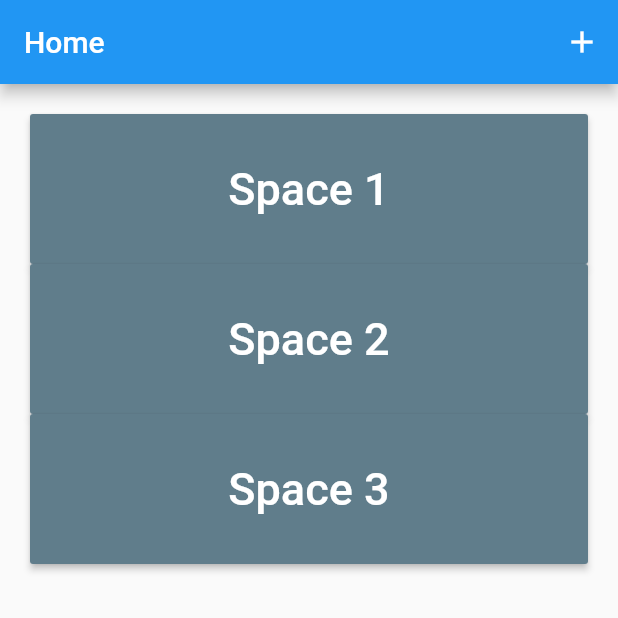
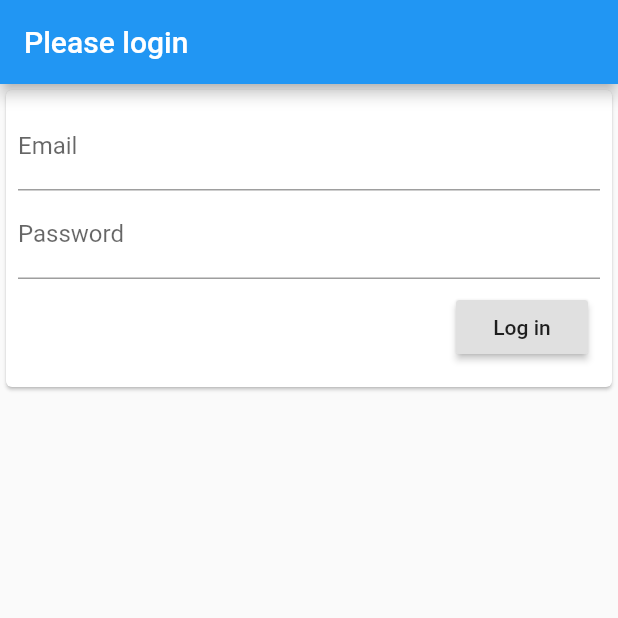
Before and after one commit to theogllrd/suiviDeuzyV2, a Flutter app: the screen it shows after launch, on a phone screen of 412 x 824 dp, the top half of it. Run offline on Flutter 3.47's test engine with Material 2 defaults, Android fonts, the phone set to English and light mode, and no system bars.

Commit message:
login added

```diff
--- a/lib/main.dart
+++ b/lib/main.dart
@@ -1,6 +1,6 @@
 import 'package:flutter/material.dart';
 
-import 'screens/home.dart';
+import 'screens/login.dart';
 
 void main() => runApp(MyApp());
 
@@ -9,7 +9,7 @@ class MyApp extends StatelessWidget {
   Widget build(BuildContext context) {
     return MaterialApp(
       title: 'SuiviDeuzy',
-      home: Home(),
+      home: Login(),
     );
   }
 }
--- a/lib/screens/SpaceDetails.dart
+++ b/lib/screens/SpaceDetails.dart
@@ -17,7 +17,7 @@ class _SpaceDetailsState extends State<SpaceDetails> {
       appBar: AppBar(
         title: Text(_dateTime == null
             ? "Space ${widget.value} - Today"
-            : "Space ${widget.value} - ${_dateTime}"),
+            : "Space ${widget.value} - $_dateTime"),
         actions: <Widget>[
           IconButton(
             icon: const Icon(Icons.calendar_today),
--- /dev/null
+++ b/lib/screens/login.dart
@@ -0,0 +1,92 @@
+import 'package:flutter/material.dart';
+
+import 'home.dart';
+
+class Login extends StatefulWidget {
+  @override
+  _LoginState createState() => _LoginState();
+}
+
+class _LoginState extends State<Login> {
+  final formKey = GlobalKey<FormState>();
+  final GlobalKey<ScaffoldState> _scaffoldKey = new GlobalKey<ScaffoldState>();
+  String _email, _password;
+
+  @override
+  Widget build(BuildContext context) {
+    return Scaffold(
+      key: _scaffoldKey,
+      appBar: AppBar(
+        title: Text('Please login'),
+      ),
+      body: Card(
+        child: Padding(
+          padding: EdgeInsets.all(8.0),
+          child: Form(
+            key: formKey,
+            child: Column(
+              mainAxisSize: MainAxisSize.min,
+              children: <Widget>[
+                TextFormField(
+                  decoration: InputDecoration(
+                    labelText: 'Email',
+                  ),
+                  onSaved: (input) => _email = input,
+                ),
+                TextFormField(
+                  decoration: InputDecoration(
+                    labelText: 'Password',
+                  ),
+                  onSaved: (input) => _password = input,
+                  obscureText: true,
+                ),
+                Row(
+                  mainAxisAlignment: MainAxisAlignment.end,
+                  children: <Widget>[
+                    Padding(
+                      padding: EdgeInsets.all(8.0),
+                      child: RaisedButton(
+                        onPressed: _submitLogin,
+                        child: Text('Log in'),
+                      ),
+                    ),
+                  ],
+                ),
+              ],
+            ),
+          ),
+        ),
+      ),
+    );
+  }
+
+  void _submitLogin() {
+    if (formKey.currentState.validate()) {
+      formKey.currentState.save();
+      print(_email);
+      //print(_password);
+      if (_email == "theo" && _password == "theo") {
+        Navigator.push(
+          context,
+          MaterialPageRoute(builder: (BuildContext context) {
+            return Home();
+          }),
+        );
+      } else {
+        final snackBar = SnackBar(
+          content: Text(
+            'Wrong email / password',
+            style: TextStyle(
+              fontSize: 20,
+            ),
+            textAlign: TextAlign.center,
+          ),
+          duration: Duration(seconds: 4),
+          behavior: SnackBarBehavior.floating,
+          backgroundColor: Colors.redAccent,
+        );
+        _scaffoldKey.currentState.showSnackBar(snackBar);
+      }
+    }
+  }
+}
```
